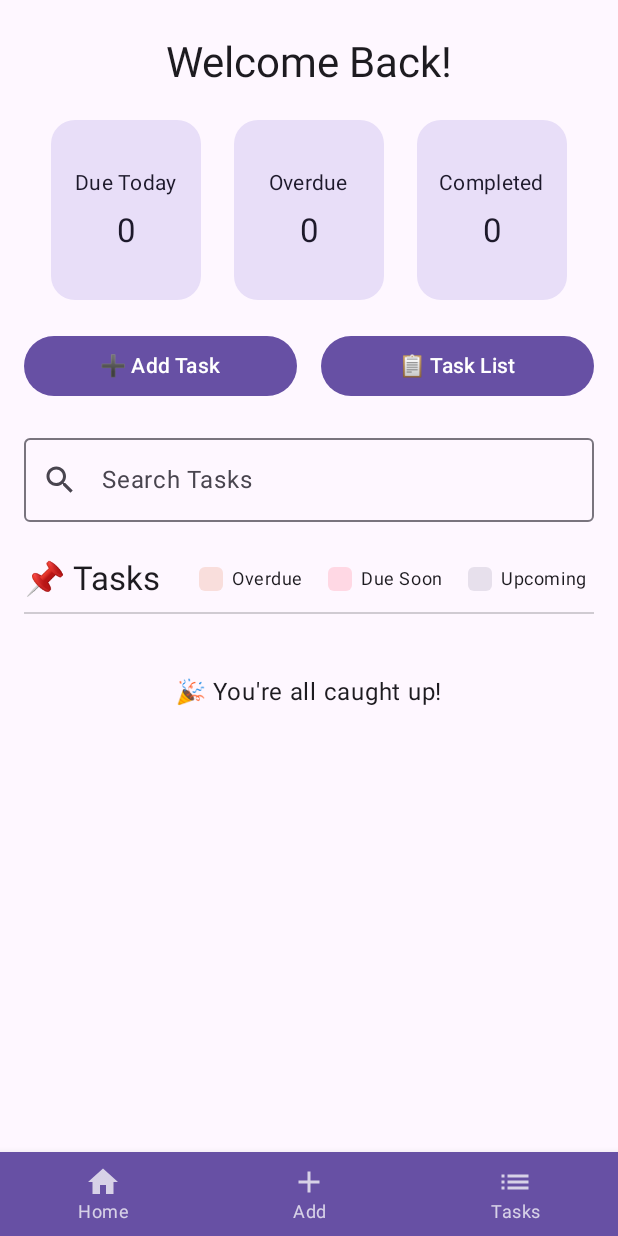
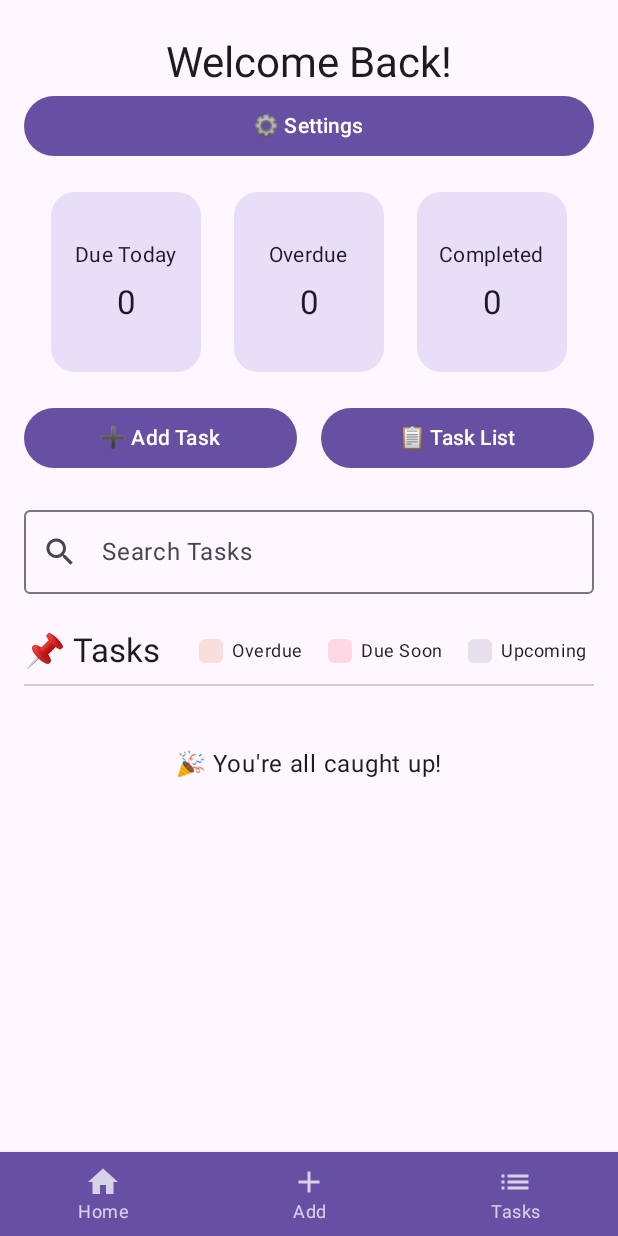
Before and after one commit to r2le8/MyAndroidApp, an Android app built with Jetpack Compose: the screen it shows after launch (MainActivity), on a phone screen of 412 x 824 dp. Run offline under Robolectric (Android 15) with nearby library versions, the phone set to English and light mode, and no system bars; our stand-ins replace Room's generated code.

Commit message:
added settings

```diff
--- a/app/build.gradle.kts
+++ b/app/build.gradle.kts
@@ -77,6 +77,8 @@ dependencies {
     androidTestImplementation("androidx.test:runner:1.5.2")
     androidTestImplementation("androidx.test.espresso:espresso-core:3.5.1")
     androidTestImplementation("androidx.test:core:1.5.2")
-    implementation("androidx.compose.material:material:1.5.0") // Material2 for BottomNavigation
+    implementation("androidx.compose.material:material:1.5.0")
+    implementation ("androidx.datastore:datastore-preferences:1.0.0")
+
 
 }
--- a/app/src/main/java/com/example/courseworkdemo/HomeScreen.kt
+++ b/app/src/main/java/com/example/courseworkdemo/HomeScreen.kt
@@ -77,6 +77,12 @@ fun HomeScreen(navController: NavController, viewModel: TaskViewModel) {
             modifier = Modifier.fillMaxWidth(),
             textAlign = TextAlign.Center
         )
+        Button(
+            onClick = { navController.navigate("settings") },
+            modifier = Modifier.fillMaxWidth()
+        ) {
+            Text("⚙️ Settings")
+        }
         Spacer(modifier = Modifier.height(16.dp))
 
         // Quick stats row
--- a/app/src/main/java/com/example/courseworkdemo/MainActivity.kt
+++ b/app/src/main/java/com/example/courseworkdemo/MainActivity.kt
@@ -22,12 +22,19 @@ import androidx.compose.material.BottomNavigation
 import androidx.compose.material.BottomNavigationItem
 import androidx.compose.material.Icon
 import androidx.compose.material.Text
+import androidx.compose.material.darkColors
 import androidx.compose.material3.MaterialTheme
 import androidx.compose.ui.graphics.vector.ImageVector
 import androidx.compose.material.icons.Icons
 import androidx.compose.material.icons.filled.Add
 import androidx.compose.material.icons.filled.Home
 import androidx.compose.material.icons.filled.List
+import androidx.compose.material.icons.filled.Settings
+import androidx.compose.material.lightColors
+import androidx.compose.runtime.getValue
+import androidx.compose.runtime.mutableStateOf
+import androidx.compose.runtime.remember
+import androidx.compose.runtime.setValue
 
 
 @OptIn(ExperimentalMaterial3Api::class)
@@ -51,12 +58,22 @@ class MainActivity : ComponentActivity() {
         val taskDao = db.taskDao()
         val viewModel = TaskViewModel(taskDao)
 
+
         setContent {
             val navController = rememberNavController()
+            var darkModeEnabled by remember { mutableStateOf(false) }
+
+            // Apply dark mode theme dynamically
+            // Apply dark mode theme dynamically using colorScheme
+            val colors = if (darkModeEnabled) darkColorScheme() else lightColorScheme()
+
+            MaterialTheme(
+                colorScheme = colors
+            ) {
                 Surface(modifier = Modifier.fillMaxSize(), color = MaterialTheme.colorScheme.background) {
                     Scaffold(
                         bottomBar = { BottomNavBar(navController) }
-                ) { _ ->  // Ignore paddingValues
+                    ) { _ ->
                         NavHost(
                             navController = navController,
                             startDestination = "home",
@@ -67,12 +84,20 @@ class MainActivity : ComponentActivity() {
                             composable("home") { HomeScreen(navController, viewModel) }
                             composable("task_creation") { TaskCreationScreen(navController, viewModel) }
                             composable("task_list") { TaskListScreen(navController, viewModel) }
+                            composable("settings") {
+                                SettingsScreen(
+                                    isDarkMode = darkModeEnabled,
+                                    onDarkModeChanged = { darkModeEnabled = it }
+                                )
                             }
                         }
                     }
                 }
             }
         }
+    }
+}
+
 @Composable
 fun BottomNavBar(navController: NavController) {
     BottomNavigation(
@@ -97,5 +122,6 @@ fun BottomNavBar(navController: NavController) {
             selected = false,
             onClick = { navController.navigate("task_list") }
         )
+
     }
 }
```
Also changed, not shown: app/src/main/java/com/example/courseworkdemo/SettingsScreen.kt (added, +115 -0 lines). Lines whose indentation alone changed are shown as unchanged.
